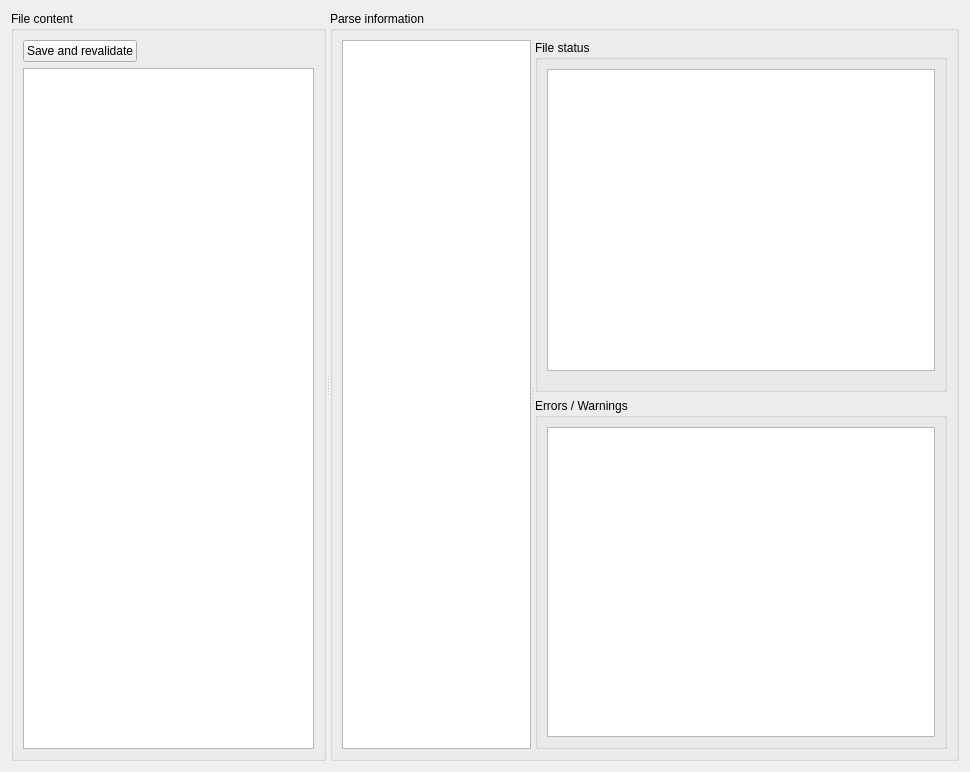
Old version of the form forms/TerRaTronNewInterfaceWidget.ui in the repository JulesDoc/TerRaTronNewInterface.
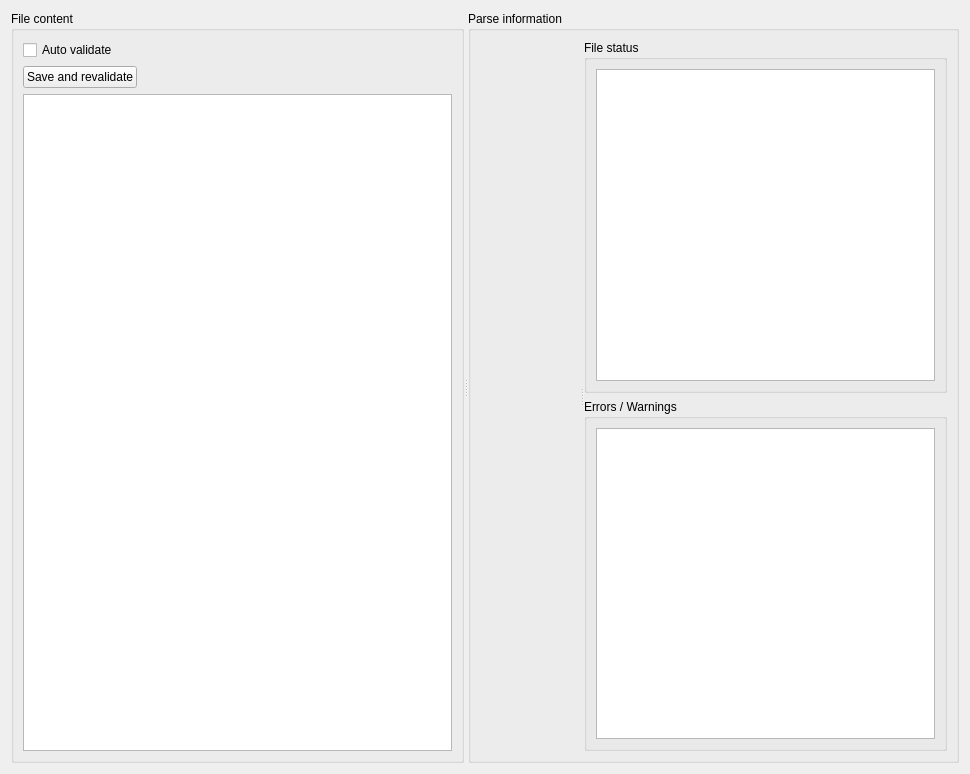
New version of the form. Icons and pictures are not drawn. Custom widgets are drawn as their Qt base class.

Commit message: General refactoring. Const Refs, QPointer, members, includes. New class to fill TreeWidget

What changed in the file:
```diff
--- a/forms/TerRaTronNewInterfaceWidget.ui
+++ b/forms/TerRaTronNewInterfaceWidget.ui
@@ -7,7 +7,7 @@
     <x>0</x>
     <y>0</y>
     <width>970</width>
-    <height>772</height>
+    <height>774</height>
    </rect>
   </property>
   <layout class="QVBoxLayout" name="verticalLayout_5">
@@ -21,7 +21,10 @@
        <string>File content</string>
       </property>
       <layout class="QGridLayout" name="gridLayout">
-       <item row="0" column="0">
+       <item row="2" column="0">
+        <widget class="CodeEditor" name="fileContent_textEdit"/>
+       </item>
+       <item row="1" column="0">
         <widget class="QWidget" name="save_and_revalidate_widget" native="true">
          <layout class="QHBoxLayout" name="horizontalLayout_2">
           <property name="leftMargin">
@@ -83,8 +86,15 @@
          </layout>
         </widget>
        </item>
-       <item row="1" column="0">
-        <widget class="CodeEditor" name="fileContent_textEdit"/>
+       <item row="0" column="0">
+        <widget class="QCheckBox" name="autoValidate_checkBox">
+         <property name="text">
+          <string>Auto validate</string>
+         </property>
+         <property name="checked">
+          <bool>false</bool>
+         </property>
+        </widget>
        </item>
       </layout>
      </widget>
@@ -98,22 +108,7 @@
          <property name="orientation">
           <enum>Qt::Horizontal</enum>
          </property>
-         <widget class="QTreeWidget" name="treeWidget">
-          <property name="sizePolicy">
-           <sizepolicy hsizetype="Expanding" vsizetype="Expanding">
-            <horstretch>1</horstretch>
-            <verstretch>0</verstretch>
-           </sizepolicy>
-          </property>
-          <attribute name="headerVisible">
-           <bool>false</bool>
-          </attribute>
-          <column>
-           <property name="text">
-            <string>1</string>
-           </property>
-          </column>
-         </widget>
+         <widget class="T_TerRaTronNewInterfaceNoticeTreeView" name="ntcElectTreeWidget" native="true"/>
          <widget class="QWidget" name="widget_79" native="true">
           <property name="sizePolicy">
            <sizepolicy hsizetype="Preferred" vsizetype="Preferred">
@@ -147,54 +142,7 @@
              </property>
              <layout class="QVBoxLayout" name="verticalLayout_7">
               <item>
-               <widget class="QStackedWidget" name="stackedWidget">
-                <property name="currentIndex">
-                 <number>1</number>
-                </property>
-                <widget class="QWidget" name="page">
-                 <layout class="QGridLayout" name="gridLayout_2">
-                  <property name="leftMargin">
-                   <number>0</number>
-                  </property>
-                  <property name="topMargin">
-                   <number>0</number>
-                  </property>
-                  <property name="rightMargin">
-                   <number>0</number>
-                  </property>
-                  <property name="bottomMargin">
-                   <number>0</number>
-                  </property>
-                  <item row="0" column="0">
-                   <widget class="QTextBrowser" name="parseInfo_textBrowser">
-                    <property name="openLinks">
-                     <bool>false</bool>
-                    </property>
-                   </widget>
-                  </item>
-                 </layout>
-                </widget>
-                <widget class="QWidget" name="page_2">
-                 <layout class="QVBoxLayout" name="verticalLayout_6">
-                  <property name="leftMargin">
-                   <number>0</number>
-                  </property>
-                  <property name="topMargin">
-                   <number>0</number>
-                  </property>
-                  <property name="rightMargin">
-                   <number>0</number>
-                  </property>
-                  <item>
-                   <widget class="CodeEditor" name="sectionContent_textEdit">
-                    <property name="readOnly">
-                     <bool>true</bool>
-                    </property>
-                   </widget>
-                  </item>
-                 </layout>
-                </widget>
-               </widget>
+               <widget class="QTextBrowser" name="sectionContent_textEdit"/>
               </item>
              </layout>
             </widget>
@@ -264,6 +212,12 @@
    <extends>QPlainTextEdit</extends>
    <header>codeeditor.h</header>
   </customwidget>
+  <customwidget>
+   <class>T_TerRaTronNewInterfaceNoticeTreeView</class>
+   <extends>QWidget</extends>
+   <header>T_TerRaTronNewInterfaceNoticeTreeView.hpp</header>
+   <container>1</container>
+  </customwidget>
  </customwidgets>
  <tabstops>
   <tabstop>treeWidget</tabstop>
```
Left out of the diff: 1 changed line with no effect on the pictures. The commit also changes 9 other files.
